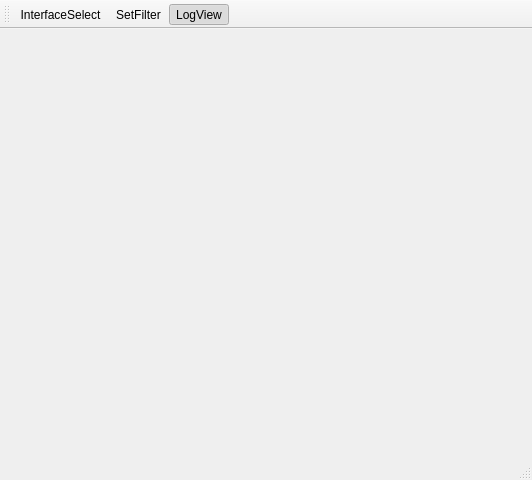
This is mainwindow.ui in cyberrbob/capApp1 as Qt 5 draws it before an edit. The edited form follows.
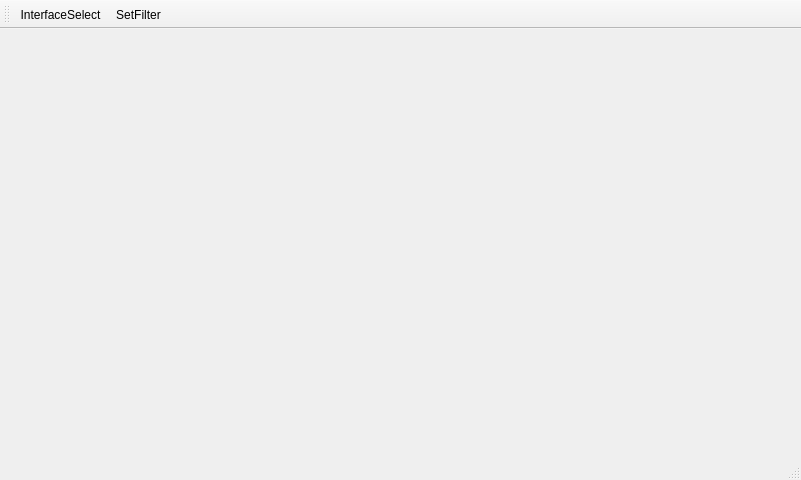
This is the edited form. Icons and pictures are not drawn.

```diff
--- a/mainwindow.ui
+++ b/mainwindow.ui
@@ -6,7 +6,7 @@
    <rect>
     <x>0</x>
     <y>0</y>
-    <width>532</width>
+    <width>801</width>
     <height>480</height>
    </rect>
   </property>
@@ -33,7 +33,6 @@
    </attribute>
    <addaction name="actionInterfaceSelect"/>
    <addaction name="actionSetFilter"/>
-   <addaction name="actionLogView"/>
   </widget>
   <widget class="QStatusBar" name="statusBar"/>
   <action name="actionInterfaceSelect">
@@ -48,24 +47,6 @@
     <string>Выбрать интерфейс для захвата данных</string>
    </property>
   </action>
-  <action name="actionLogView">
-   <property name="checkable">
-    <bool>true</bool>
-   </property>
-   <property name="checked">
-    <bool>true</bool>
-   </property>
-   <property name="icon">
-    <iconset resource="actionIcons.qrc">
-     <normaloff>:/icons/log.png</normaloff>:/icons/log.png</iconset>
-   </property>
-   <property name="text">
-    <string>LogView</string>
-   </property>
-   <property name="toolTip">
-    <string>Отобразить окно сообщений</string>
-   </property>
-  </action>
   <action name="actionSetFilter">
    <property name="icon">
     <iconset resource="actionIcons.qrc">
```
Left out of the diff: 2 changed lines with no effect on the pictures.
